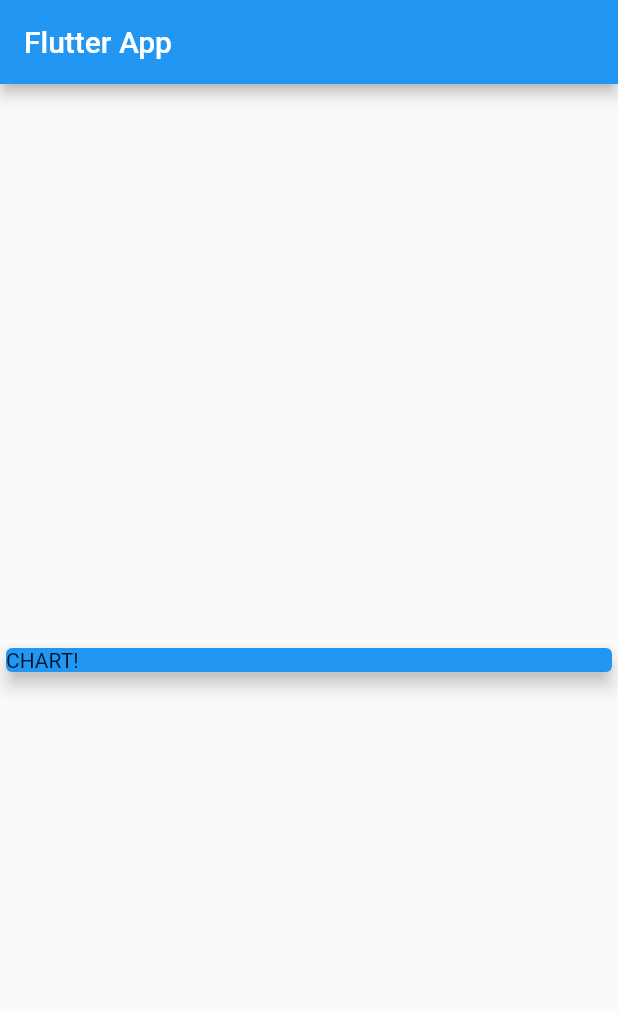
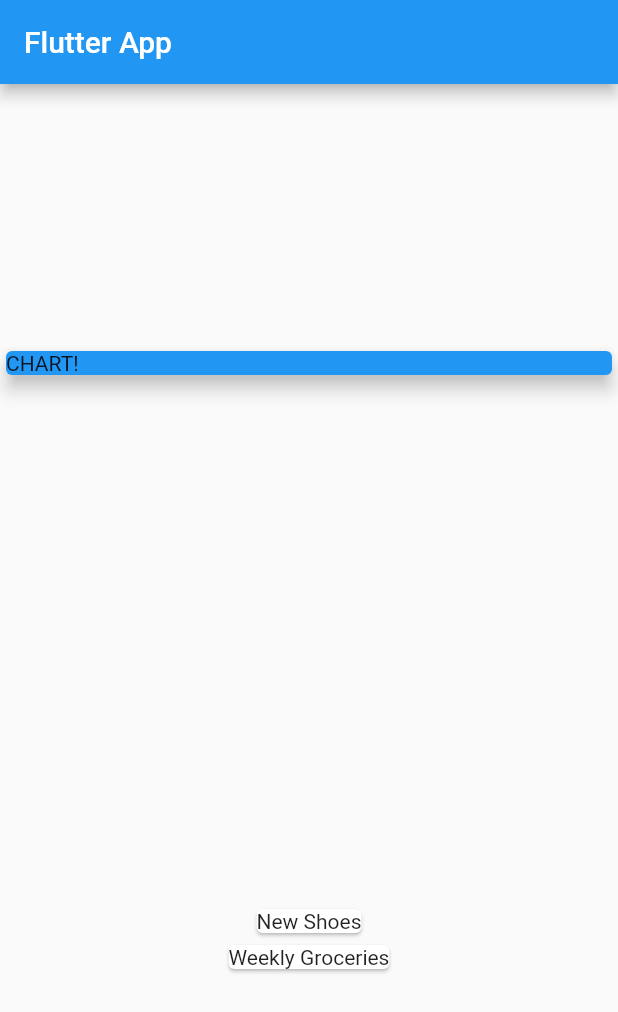
Before and after one commit to raymond2012/flutter-personal_expenses, a Flutter app: the screen it shows after launch, on a phone screen of 412 x 824 dp. Shown: the top 1012 px of the screen. Run offline on Flutter 3.47's test engine with Material 2 defaults, Android fonts, the phone set to English and light mode, and no system bars.

Commit message:
Mapping the model data into widget

```diff
--- a/lib/main.dart
+++ b/lib/main.dart
@@ -40,7 +40,12 @@ class MyHomePage extends StatelessWidget {
               color: Colors.blue,
               elevation: 5,
             ),
-          )
+          ),
+          Column(
+            children: transactions.map((tx) {
+              return Card(child: Text(tx.title));
+            }).toList(),
+          ),
         ],
       ),
     );
```
